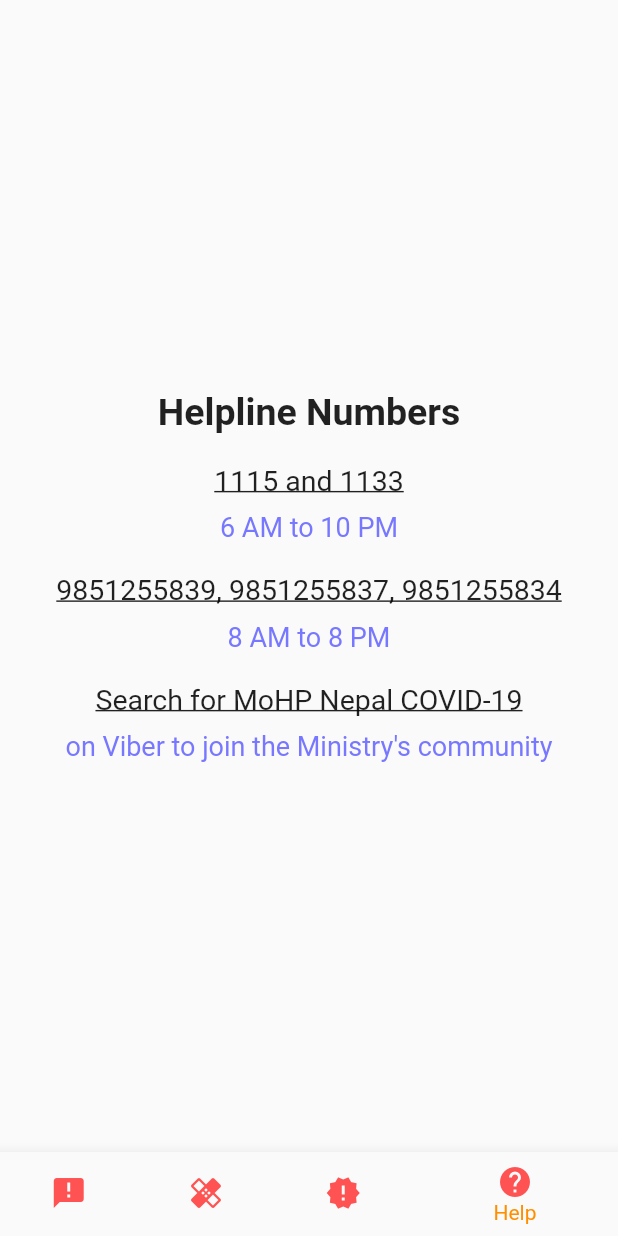
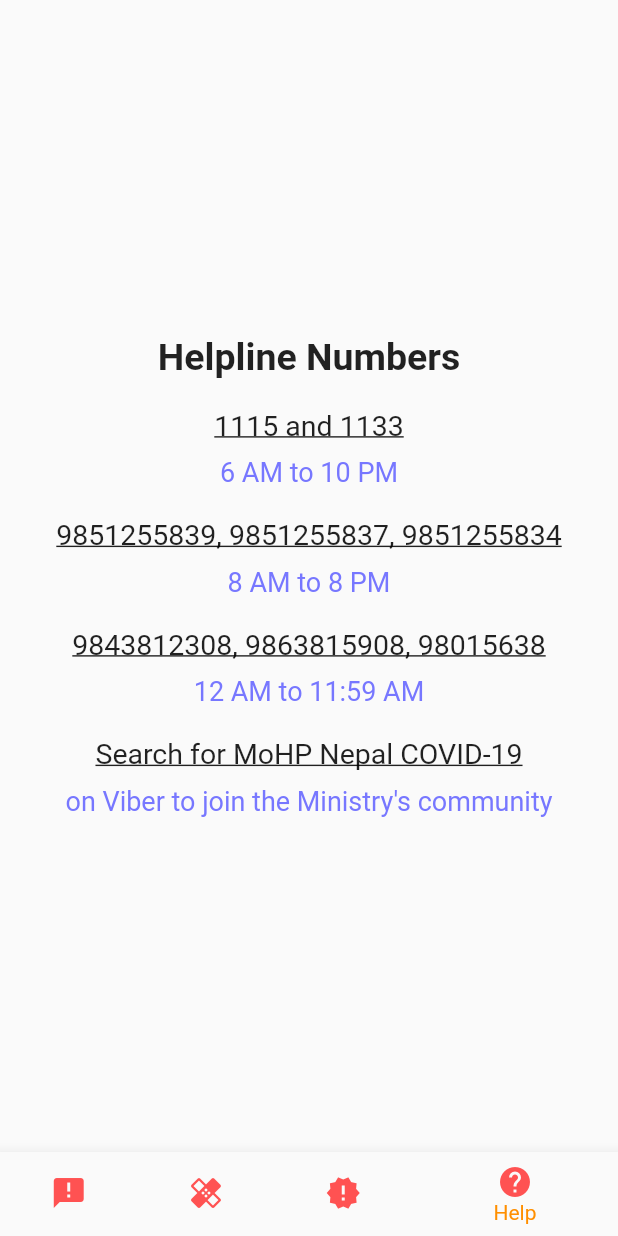
Before and after one commit to rikeshkarma/COVID_Update, a Flutter app: the screen it shows after launch, item 4 of the bottom bar chosen, on a phone screen of 412 x 824 dp. Run offline on Flutter 3.47's test engine with Material 2 defaults, Android fonts, the phone set to English and light mode, and no system bars.

Commit message:
helpine eeuta tapeko xuu

```diff
--- a/lib/help.dart
+++ b/lib/help.dart
@@ -22,6 +22,8 @@ class _HelpState extends State<Help> {
     HelplineNumbers(number: '1115 and 1133', time: '6 AM to 10 PM'),
     HelplineNumbers(
         number: '9851255839, 9851255837, 9851255834', time: '8 AM to 8 PM'),
+    HelplineNumbers(
+        number: '9843812308, 9863815908, 98015638', time: '12 AM to 11:59 AM'),
     HelplineNumbers(
         number: 'Search for MoHP Nepal COVID-19',
         time: "on Viber to join the Ministry's community"),
```
